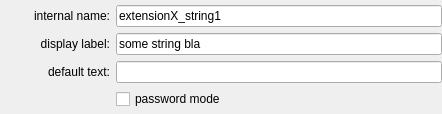
Above: ui/a2element/string_edit.ui from ewerybody/a2 before the change. Below: the same form after it.
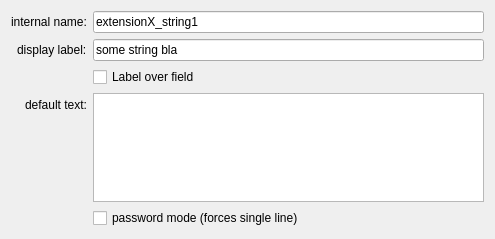
That is the form after the change. Custom widgets are drawn as their Qt base class.

Commit message:
string element can be text field
Got a flexible A2TextField as Input.
Password Mode forces Singe LineEdit tho

```diff
--- a/ui/a2element/string_edit.ui
+++ b/ui/a2element/string_edit.ui
@@ -6,43 +6,22 @@
    <rect>
     <x>0</x>
     <y>0</y>
-    <width>442</width>
-    <height>105</height>
+    <width>495</width>
+    <height>239</height>
    </rect>
   </property>
   <property name="windowTitle">
    <string>Form</string>
   </property>
-  <layout class="QFormLayout" name="edit_layout">
-   <property name="fieldGrowthPolicy">
-    <enum>QFormLayout::AllNonFixedFieldsGrow</enum>
-   </property>
-   <property name="leftMargin">
-    <number>10</number>
-   </property>
-   <property name="topMargin">
-    <number>5</number>
-   </property>
-   <property name="rightMargin">
-    <number>0</number>
-   </property>
-   <property name="bottomMargin">
-    <number>5</number>
+  <layout class="QFormLayout" name="formLayout">
+   <property name="labelAlignment">
+    <set>Qt::AlignRight|Qt::AlignTrailing|Qt::AlignVCenter</set>
    </property>
    <item row="0" column="0">
-    <widget class="QLabel" name="internalNameLabel">
-     <property name="minimumSize">
-      <size>
-       <width>100</width>
-       <height>0</height>
-      </size>
-     </property>
+    <widget class="QLabel" name="label">
      <property name="text">
       <string>internal name:</string>
      </property>
-     <property name="alignment">
-      <set>Qt::AlignRight|Qt::AlignTrailing|Qt::AlignVCenter</set>
-     </property>
     </widget>
    </item>
    <item row="0" column="1">
@@ -53,19 +32,10 @@
     </widget>
    </item>
    <item row="1" column="0">
-    <widget class="QLabel" name="displayLabelLabel">
-     <property name="minimumSize">
-      <size>
-       <width>100</width>
-       <height>0</height>
-      </size>
-     </property>
+    <widget class="QLabel" name="label_2">
      <property name="text">
       <string>display label:</string>
      </property>
-     <property name="alignment">
-      <set>Qt::AlignRight|Qt::AlignTrailing|Qt::AlignVCenter</set>
-     </property>
     </widget>
    </item>
    <item row="1" column="1">
@@ -75,41 +45,39 @@
      </property>
     </widget>
    </item>
-   <item row="2" column="0">
-    <widget class="QLabel" name="displayLabelLabel_2">
-     <property name="minimumSize">
-      <size>
-       <width>100</width>
-       <height>0</height>
-      </size>
-     </property>
-     <property name="text">
-      <string>default text:</string>
-     </property>
-     <property name="alignment">
-      <set>Qt::AlignRight|Qt::AlignTrailing|Qt::AlignVCenter</set>
-     </property>
-    </widget>
-   </item>
    <item row="2" column="1">
-    <widget class="QLineEdit" name="cfg_value">
+    <widget class="QCheckBox" name="cfg_label_over_field">
      <property name="text">
-      <string/>
+      <string>Label over field</string>
      </property>
-     <property name="echoMode">
-      <enum>QLineEdit::Normal</enum>
+    </widget>
+   </item>
+   <item row="3" column="0">
+    <widget class="QLabel" name="label_3">
+     <property name="text">
+      <string>default text:</string>
      </property>
     </widget>
    </item>
    <item row="3" column="1">
+    <widget class="A2TextField" name="cfg_value"/>
+   </item>
+   <item row="4" column="1">
     <widget class="QCheckBox" name="cfg_password_mode">
      <property name="text">
-      <string notr="true">password mode</string>
+      <string notr="true">password mode (forces single line)</string>
      </property>
     </widget>
    </item>
   </layout>
  </widget>
+ <customwidgets>
+  <customwidget>
+   <class>A2TextField</class>
+   <extends>QPlainTextEdit</extends>
+   <header>a2widget</header>
+  </customwidget>
+ </customwidgets>
  <resources/>
  <connections/>
 </ui>
```
The commit also changes 3 other files.
